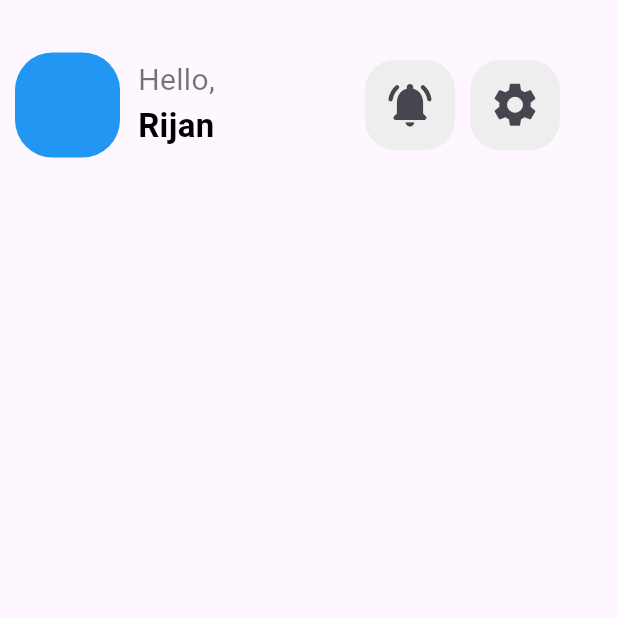
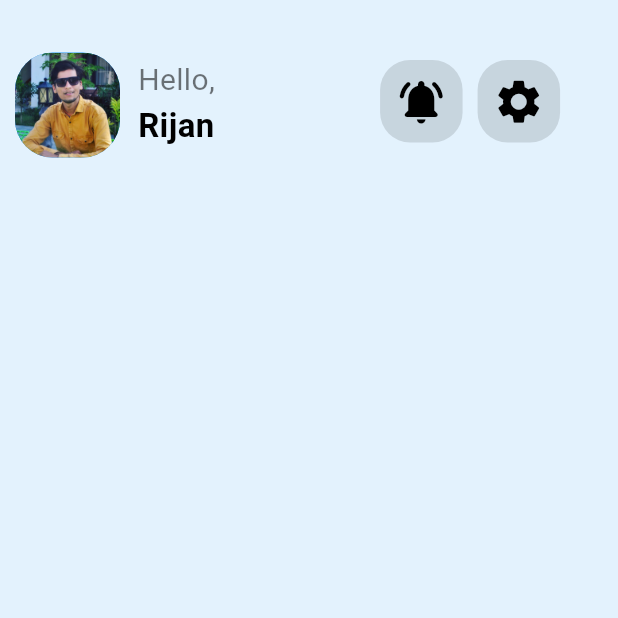
Before and after one commit to Rijan77/FinanceMate, a Flutter app: the Homepage screen opened directly, on a phone screen of 412 x 824 dp, the top half of it. Run offline on Flutter 3.47's test engine with Material 3 defaults, Android fonts, the phone set to English and light mode, and no system bars; our stand-ins replace firebase_auth, firebase_core, google_sign_in; accounts and stored records are empty.

Commit message:
Modified Login Page and Homepage

```diff
--- a/lib/main.dart
+++ b/lib/main.dart
@@ -1,5 +1,4 @@
-import 'package:finance_mate/pages/HomePage.dart';
-import 'package:finance_mate/pages/SplashScreen.dart';
+import 'package:finance_mate/pages/LoginPage.dart';
 import 'package:flutter/material.dart';
 import 'package:firebase_core/firebase_core.dart';
 
@@ -21,7 +20,7 @@ class MyApp extends StatelessWidget {
         colorScheme: ColorScheme.fromSeed(seedColor: Colors.deepPurple),
         useMaterial3: true,
       ),
-      home:  const Homepage(),
+      home:  const Loginpage(),
     );
   }
 }
--- a/lib/pages/HomePage.dart
+++ b/lib/pages/HomePage.dart
@@ -11,6 +11,7 @@ class _HomepageState extends State<Homepage> {
   @override
   Widget build(BuildContext context) {
     return Scaffold(
+      backgroundColor: Colors.blue.shade50,
       body: Row(
         crossAxisAlignment: CrossAxisAlignment.start, // Aligns items to the top
         children: [
@@ -23,10 +24,13 @@ class _HomepageState extends State<Homepage> {
                 color: Colors.blue,
                 borderRadius: BorderRadius.circular(25),
               ),
+              child: ClipRRect(
+                  borderRadius: BorderRadius.circular(25),
+                  child: Image.asset("lib/assets/Rijan.jpg", fit: BoxFit.cover,)),
             ),
           ),
-          Padding(
-            padding: const EdgeInsets.only(top: 39, left: 12),
+          const Padding(
+            padding: EdgeInsets.only(top: 39, left: 12),
             child: Column(
               crossAxisAlignment: CrossAxisAlignment.start,
               children: [
@@ -50,28 +54,28 @@ class _HomepageState extends State<Homepage> {
             ),
           ),
           Padding(
-            padding: const EdgeInsets.only(top: 40, left: 100),
+            padding: const EdgeInsets.only(top: 40, left: 110),
             child: Container(
-              height: 60,
-              width: 60,
+              height: 55,
+              width: 55,
               decoration: BoxDecoration(
-                color: Colors.grey.shade200,
+                color: Colors.black12,
                 borderRadius: BorderRadius.circular(20),
               ),
-              child: IconButton(onPressed: (){}, icon: Icon(Icons.notifications_on_rounded),
+              child: IconButton(onPressed: (){}, icon: const Icon(Icons.notifications_on_rounded, color: Colors.black,),
               iconSize: 35,),
             ),
           ),
           Padding(
             padding: const EdgeInsets.only(top: 40, left: 10),
             child: Container(
-              height: 60,
-              width: 60,
+              height: 55,
+              width: 55,
               decoration: BoxDecoration(
-                  color: Colors.grey.shade200,
+                  color: Colors.black12,
                   borderRadius: BorderRadius.circular(20)
               ),
-              child: IconButton(onPressed: (){}, icon: Icon(Icons.settings,),
+              child: IconButton(onPressed: (){}, icon: const Icon(Icons.settings, color: Colors.black,),
               iconSize: 35,),
             ),
           )
```
Also changed, not shown: lib/assets/Rijan.jpg (added).
